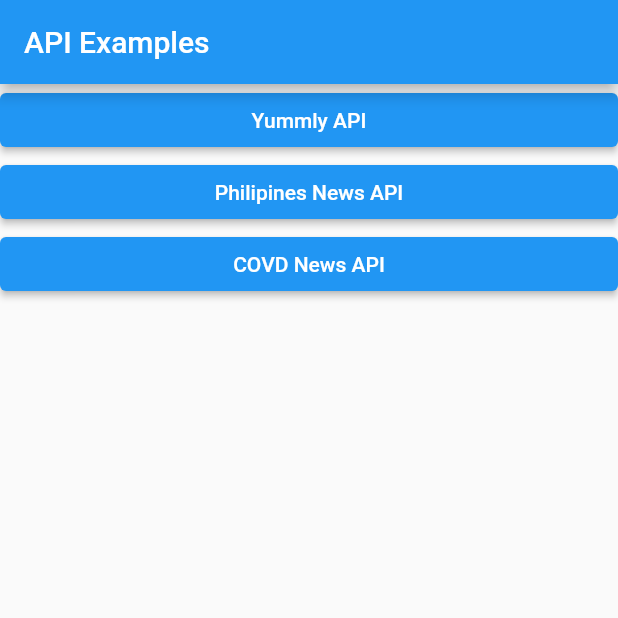
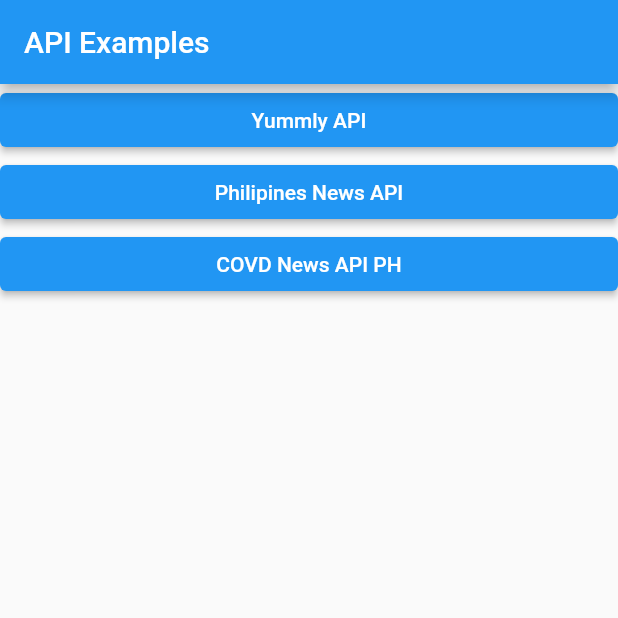
Before and after one commit to chardx/Flutter-Basic-API, a Flutter app: the screen it shows after launch, on a phone screen of 412 x 824 dp, the top half of it. Run offline on Flutter 3.47's test engine with Material 2 defaults, Android fonts, the phone set to English and light mode, and no system bars.

Commit message:
changes on the Home page description

```diff
--- a/lib/PAGES/homepage.dart
+++ b/lib/PAGES/homepage.dart
@@ -60,7 +60,7 @@
                     ),
                   );
                 },
-                child: const Text('COVD News API'),
+                child: const Text('COVD News API PH'),
               ),
             ),
           ],
```
